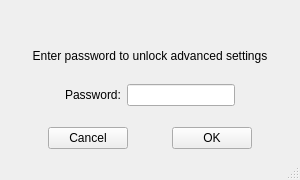
The window that src/ui/password.ui (ornlneutronimaging/pyMBIR_UI) describes before a commit, drawn with Qt 5.
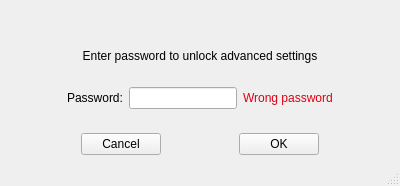
The same window after the commit.

Commit message: password dialog works. this refs #13

```diff
--- a/src/ui/password.ui
+++ b/src/ui/password.ui
@@ -9,8 +9,8 @@
    <rect>
     <x>0</x>
     <y>0</y>
-    <width>300</width>
-    <height>180</height>
+    <width>400</width>
+    <height>186</height>
    </rect>
   </property>
   <property name="sizePolicy">
@@ -21,14 +21,14 @@
   </property>
   <property name="minimumSize">
    <size>
-    <width>300</width>
+    <width>400</width>
     <height>180</height>
    </size>
   </property>
   <property name="maximumSize">
    <size>
-    <width>300</width>
-    <height>180</height>
+    <width>400</width>
+    <height>186</height>
    </size>
   </property>
   <property name="windowTitle">
@@ -101,6 +101,77 @@
         </property>
        </widget>
       </item>
+      <item>
+       <widget class="QLabel" name="wrong_password_label">
+        <property name="palette">
+         <palette>
+          <active>
+           <colorrole role="WindowText">
+            <brush brushstyle="SolidPattern">
+             <color alpha="255">
+              <red>223</red>
+              <green>0</green>
+              <blue>19</blue>
+             </color>
+            </brush>
+           </colorrole>
+           <colorrole role="Text">
+            <brush brushstyle="SolidPattern">
+             <color alpha="255">
+              <red>252</red>
+              <green>0</green>
+              <blue>16</blue>
+             </color>
+            </brush>
+           </colorrole>
+          </active>
+          <inactive>
+           <colorrole role="WindowText">
+            <brush brushstyle="SolidPattern">
+             <color alpha="255">
+              <red>223</red>
+              <green>0</green>
+              <blue>19</blue>
+             </color>
+            </brush>
+           </colorrole>
+           <colorrole role="Text">
+            <brush brushstyle="SolidPattern">
+             <color alpha="255">
+              <red>252</red>
+              <green>0</green>
+              <blue>16</blue>
+             </color>
+            </brush>
+           </colorrole>
+          </inactive>
+          <disabled>
+           <colorrole role="WindowText">
+            <brush brushstyle="SolidPattern">
+             <color alpha="255">
+              <red>127</red>
+              <green>127</green>
+              <blue>127</blue>
+             </color>
+            </brush>
+           </colorrole>
+           <colorrole role="Text">
+            <brush brushstyle="SolidPattern">
+             <color alpha="255">
+              <red>127</red>
+              <green>127</green>
+              <blue>127</blue>
+             </color>
+            </brush>
+           </colorrole>
+          </disabled>
+         </palette>
+        </property>
+        <property name="text">
+         <string>Wrong password</string>
+        </property>
+       </widget>
+      </item>
       <item>
        <spacer name="horizontalSpacer_3">
         <property name="orientation">
```
Left out of the diff: 31 changed lines with no effect on the pictures. The commit also changes 3 other files.
